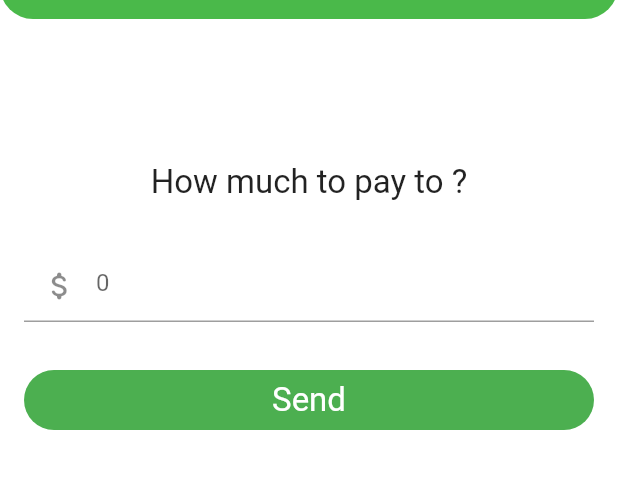
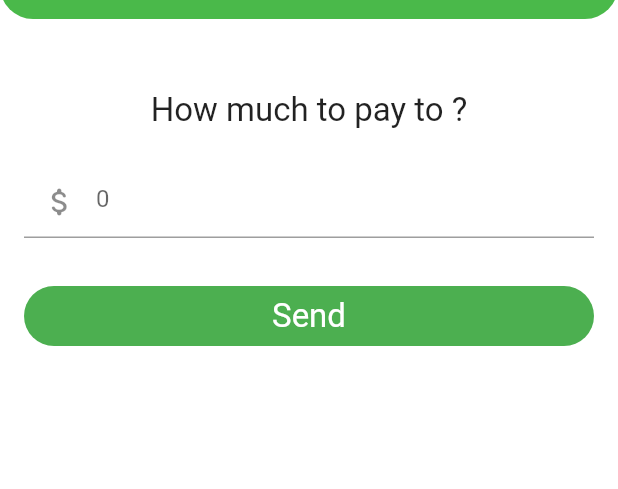
Before and after one commit to Tascate/wallet_rs, a Flutter app: the PayAmount screen opened directly with empty values, on a phone screen of 412 x 824 dp, the part 59-548 px from its top. Run offline on Flutter 3.47's test engine with Material 2 defaults, Android fonts, the phone set to English and light mode, and no system bars; our stand-ins replace google_fonts.

Commit message:
Shifted spacing to better fit keyboard popup

```diff
--- a/lib/pay_amount.dart
+++ b/lib/pay_amount.dart
@@ -1,20 +1,36 @@
 import 'package:flutter/material.dart';
 import 'package:flutter/cupertino.dart';
 import 'package:flutter/services.dart';
+import 'package:provider/provider.dart';
 import 'package:wallet_rs/confirm_screen.dart';
+import 'package:wallet_rs/user.dart';
 
-class PayAmount extends StatelessWidget {
-  const PayAmount({Key? key, required this.name, required this.tilePlaceholder})
+class PayAmount extends StatefulWidget {
+  PayAmount({Key? key, required this.name, required this.profilePicture})
       : super(key: key);
 
   final String name;
-  final Widget tilePlaceholder;
+  final Widget profilePicture;
+
+  @override
+  _PayAmountState createState() => _PayAmountState();
+}
+
+class _PayAmountState extends State<PayAmount> {
+  final amountController = TextEditingController();
+
+  @override
+  void dispose() {
+    amountController.dispose();
+    super.dispose();
+  }
 
   @override
   Widget build(BuildContext context) {
     Widget inputTotal = Padding(
         padding: const EdgeInsets.symmetric(horizontal: 16),
         child: TextFormField(
+          controller: amountController,
           decoration: const InputDecoration(
             prefixIcon: Icon(Icons.attach_money_rounded),
             hintText: "0",
@@ -30,11 +46,15 @@ class PayAmount extends StatelessWidget {
         //process transaction
         //append transaction to list of transactions
         //go to confirm screen + pass confirm msg with success/failure value
+        var amount = double.parse(amountController.text);
+
+        Provider.of<UserData>(context, listen: false).deductBalance(amount);
+
         Navigator.push(
             context,
             MaterialPageRoute(
                 builder: (context) => ConfirmationScreen(
-                    confirmMessage: "\$256.25 sent to\n TBA", success: true)));
+                    confirmMessage: "\$$amount sent to\n TBA", success: true)));
         //confirmMessage: "Failed to send", success: false)));
       },
       child: Container(
@@ -62,7 +82,7 @@ class PayAmount extends StatelessWidget {
           elevation: 0,
           centerTitle: true,
           title: Text(
-            "Pay to " + name,
+            "Pay to " + widget.name,
             style: const TextStyle(
               fontWeight: FontWeight.w600,
               fontSize: 22,
@@ -81,17 +101,20 @@ class PayAmount extends StatelessWidget {
           crossAxisAlignment: CrossAxisAlignment.center,
           children: [
             SizedBox(
-              height: 96,
+              height: 48,
             ),
             Text(
-              "How much to pay to " + name + "?",
+              "How much to pay to " + widget.name + "?",
               style: const TextStyle(
                 fontSize: 22,
               ),
             ),
-            tilePlaceholder,
             SizedBox(
-              height: 32,
+              height: 8,
+            ),
+            widget.profilePicture,
+            SizedBox(
+              height: 16,
             ),
             inputTotal,
             SizedBox(
--- a/lib/transfer_amount_screen.dart
+++ b/lib/transfer_amount_screen.dart
@@ -117,14 +117,14 @@ class _TransferAmountState extends State<TransferAmount> {
         mainAxisAlignment: MainAxisAlignment.start,
         crossAxisAlignment: CrossAxisAlignment.center,
         children: [
-          const SizedBox(height: 96),
+          const SizedBox(height: 48),
           const Text(
             "How much to Transfer out?",
             style: TextStyle(
               fontSize: 22,
             ),
           ),
-          const SizedBox(height: 32),
+          const SizedBox(height: 16),
           inputTotal,
           const SizedBox(height: 32),
           nextButton,
```
Also changed, not shown: lib/top_up_amount_screen.dart (+4 -4 lines).
